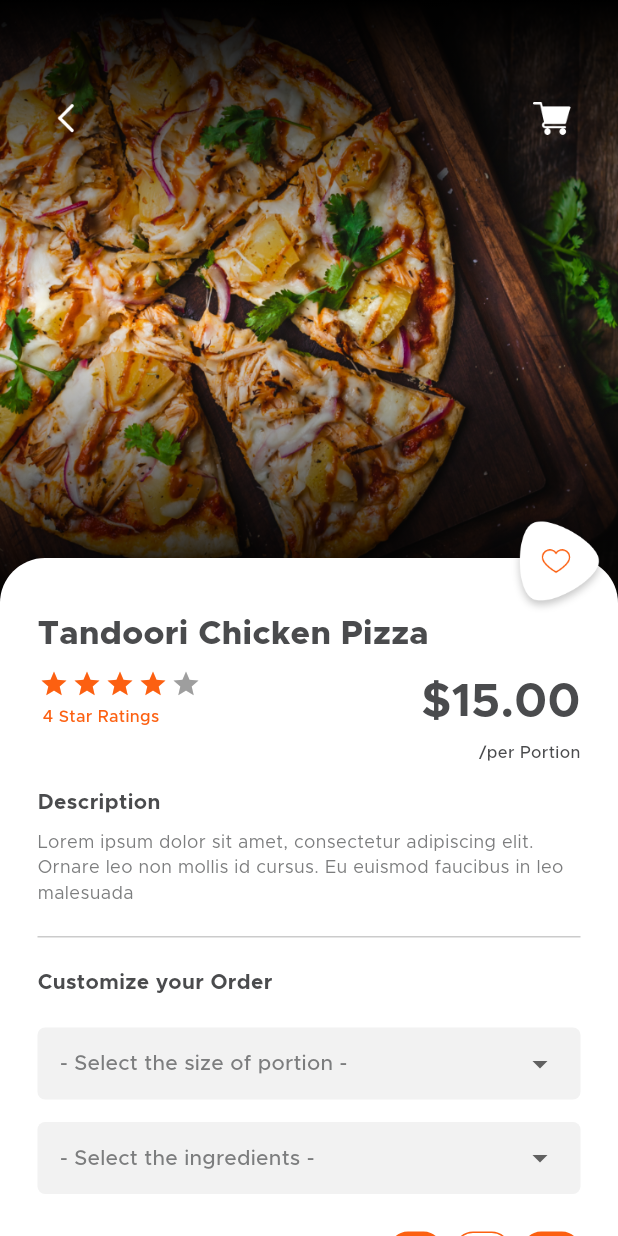
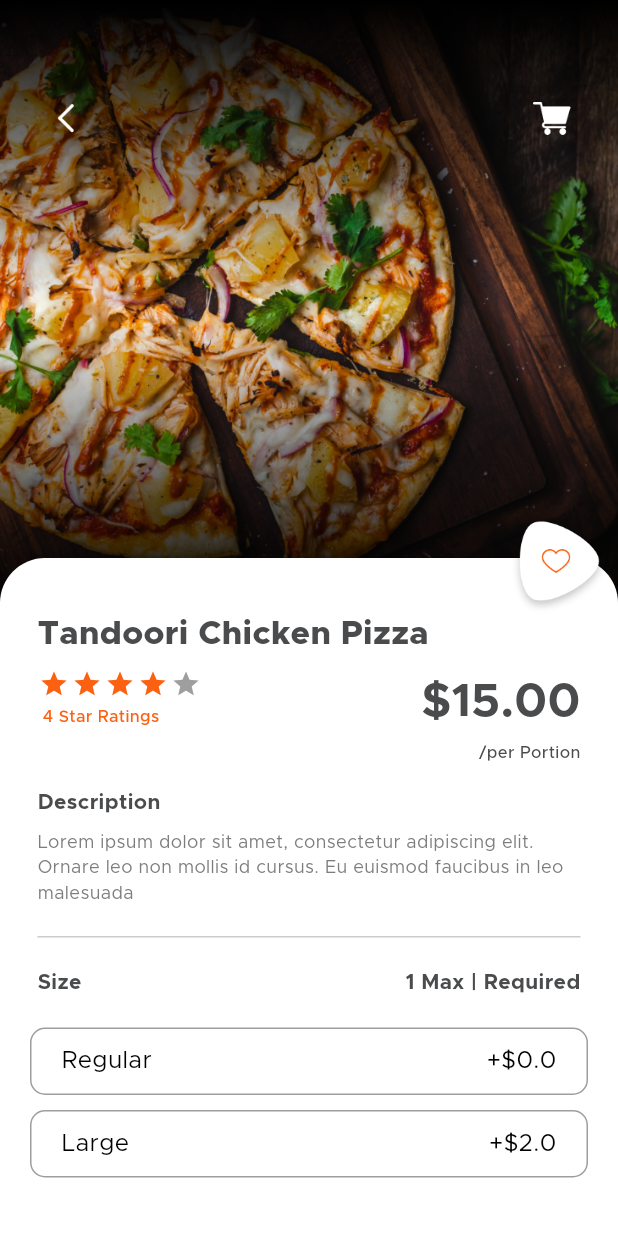
Before and after one commit to Nimeshregmi/food_demo, a Flutter app: the ItemDetailsView screen opened directly, on a phone screen of 412 x 824 dp. Run offline on Flutter 3.47's test engine with Material 3 defaults, Android fonts, the phone set to English and light mode, and no system bars; drawn by our look-alikes of flutter_easyloading, flutter_rating_bar; our stand-ins replace flutter_timezone, get_it, google_maps_flutter, image_picker, shared_preferences; missing offline and left inert: custom_map_markers, otp_pin_field; accounts and stored records are empty.

Commit message:
added size options for items

```diff
--- a/lib/view/home/ProductPopup.dart
+++ b/lib/view/home/ProductPopup.dart
@@ -1,5 +1,7 @@
 import 'package:flutter/material.dart';
 import 'package:food_delivery/view/home/ViewProduct.dart';
+import 'package:food_delivery/view/menu/item_details_page.dart';
+import 'package:food_delivery/view/menu/item_details_view.dart';
 import '../../common_widget/round_textfield.dart';
 
 class ProductPopUp extends StatefulWidget {
@@ -62,7 +64,8 @@ class _ProductPopUpState extends State<ProductPopUp> {
                   });
                 },
               ),
-              const Text('Schedule date and time', style: TextStyle(fontSize: 16)),
+              const Text('Schedule date and time',
+                  style: TextStyle(fontSize: 16)),
             ],
           ),
           if (val2)
@@ -93,7 +96,8 @@ class _ProductPopUpState extends State<ProductPopUp> {
             Navigator.push(
               context,
               MaterialPageRoute(
-                builder: (context) => ProductView(pObj: widget.pObj),
+                // builder: (context) => ProductView(pObj: widget.pObj),
+                builder: (context) => const ItemDetailsView(),
               ),
             );
           },
--- /dev/null
+++ b/lib/view/menu/item_details_page.dart
@@ -0,0 +1,81 @@
+import 'package:flutter/material.dart';
+
+class ItemDetailsPage extends StatefulWidget {
+  @override
+  _ItemDetailsPageState createState() => _ItemDetailsPageState();
+}
+
+class _ItemDetailsPageState extends State<ItemDetailsPage> {
+  String selectedSize = '';
+  Map<String, double> sizePrices = {
+    'Regular': 0.0, // Add your regular size price here
+    'Large': 2.0, // Add your large size price here
+  };
+  String selectedBooster = '';
+
+  Set<String> boosterOptions = {
+    'None', // Add your booster options here
+    'Light',
+    'Extra',
+  };
+  Map<String, double> boosterPrices = {
+    'None': 0.0, // Add your booster price here
+    'Light': 1.0, // Add your booster price here
+    'Extra': 2.0, // Add your booster price here
+  };
+  List<String> extraOptions = [
+    'Extra cheese',
+    'Extra toppings',
+    'Extra sauce',
+  ];
+
+  void _addToCart() {
+    if (selectedSize.isEmpty) {
+      // Show popup if size is not selected
+      showDialog(
+        context: context,
+        builder: (BuildContext context) {
+          return AlertDialog(
+            title: Text('Size not chosen'),
+            content: Text('Please choose a size before adding to cart.'),
+            actions: <Widget>[
+              TextButton(
+                child: Text('OK'),
+                onPressed: () {
+                  Navigator.of(context).pop();
+                },
+              ),
+            ],
+          );
+        },
+      );
+    } else {
+      // Proceed to add item to cart
+      double totalPrice = sizePrices[selectedSize]!;
+      // Add your logic here to handle modification prices
+      print(
+          'Item added to cart with size: $selectedSize, Price: \$$totalPrice');
+    }
+  }
+
+  @override
+  Widget build(BuildContext context) {
+    return Scaffold(
+      appBar: AppBar(
+        title: Text('Item Details'),
+      ),
+      body: Column(
+        crossAxisAlignment: CrossAxisAlignment.start,
+        children: [
+          SizedBox(height: 20),
+          Center(
+            child: ElevatedButton(
+              onPressed: _addToCart,
+              child: Text('Add to Cart'),
+            ),
+          ),
+        ],
+      ),
+    );
+  }
+}
--- a/lib/view/menu/item_details_view.dart
+++ b/lib/view/menu/item_details_view.dart
@@ -16,6 +16,11 @@ class _ItemDetailsViewState extends State<ItemDetailsView> {
   double price = 15;
   int qty = 1;
   bool isFav = false;
+  String selectedSize = '';
+  Map<String, double> sizePrices = {
+    'Regular': 0.0, // Add your regular size price here
+    'Large': 2.0, // Add your large size price here
+  };
 
   @override
   Widget build(BuildContext context) {
@@ -191,185 +196,85 @@ class _ItemDetailsViewState extends State<ItemDetailsView> {
                                 height: 20,
                               ),
                               Padding(
-                                padding:
-                                    const EdgeInsets.symmetric(horizontal: 25),
-                                child: Text(
-                                  "Customize your Order",
+                                  padding: const EdgeInsets.symmetric(
+                                      horizontal: 25),
+                                  child: Row(
+                                    mainAxisAlignment:
+                                        MainAxisAlignment.spaceBetween,
+                                    children: [
+                                      Text(
+                                        "Size",
                                         style: TextStyle(
                                             color: TColor.primaryText,
                                             fontSize: 14,
                                             fontWeight: FontWeight.w700),
                                       ),
-                              ),
-                              const SizedBox(
-                                height: 20,
-                              ),
-                              Padding(
-                                padding:
-                                    const EdgeInsets.symmetric(horizontal: 25),
-                                child: Container(
-                                  padding: const EdgeInsets.symmetric(
-                                      horizontal: 15),
-                                  decoration: BoxDecoration(
-                                      color: TColor.textfield,
-                                      borderRadius: BorderRadius.circular(5)),
-                                  child: DropdownButtonHideUnderline(
-                                    child: DropdownButton(
-                                      isExpanded: true,
-                                      items: ["small", "Big"].map((e) {
-                                        return DropdownMenuItem(
-                                          value: e,
-                                          child: Text(
-                                            e,
-                                            style: TextStyle(
-                                                color: TColor.primaryText,
-                                                fontSize: 14),
-                                          ),
-                                        );
-                                      }).toList(),
-                                      onChanged: (val) {},
-                                      hint: Text(
-                                        "- Select the size of portion -",
-                                        textAlign: TextAlign.center,
-                                        style: TextStyle(
-                                            color: TColor.secondaryText,
-                                            fontSize: 14),
-                                      ),
-                                    ),
-                                  ),
-                                ),
-                              ),
-                              const SizedBox(
-                                height: 15,
-                              ),
-                              Padding(
-                                padding:
-                                    const EdgeInsets.symmetric(horizontal: 25),
-                                child: Container(
-                                  padding: const EdgeInsets.symmetric(
-                                      horizontal: 15),
-                                  decoration: BoxDecoration(
-                                      color: TColor.textfield,
-                                      borderRadius: BorderRadius.circular(5)),
-                                  child: DropdownButtonHideUnderline(
-                                    child: DropdownButton(
-                                      isExpanded: true,
-                                      items: ["small", "Big"].map((e) {
-                                        return DropdownMenuItem(
-                                          value: e,
-                                          child: Text(
-                                            e,
-                                            style: TextStyle(
-                                                color: TColor.primaryText,
-                                                fontSize: 14),
-                                          ),
-                                        );
-                                      }).toList(),
-                                      onChanged: (val) {},
-                                      hint: Text(
-                                        "- Select the ingredients -",
-                                        textAlign: TextAlign.center,
-                                        style: TextStyle(
-                                            color: TColor.secondaryText,
-                                            fontSize: 14),
-                                      ),
-                                    ),
-                                  ),
-                                ),
-                              ),
-                              const SizedBox(
-                                height: 25,
-                              ),
-                              Padding(
-                                padding:
-                                    const EdgeInsets.symmetric(horizontal: 25),
-                                child: Row(
-                                  children: [
                                       Text(
-                                      "Number of Portions",
+                                        "1 Max | Required",
                                         style: TextStyle(
                                             color: TColor.primaryText,
                                             fontSize: 14,
                                             fontWeight: FontWeight.w700),
                                       ),
-                                    const Spacer(),
-                                    InkWell(
+                                    ],
+                                  )),
+                              const SizedBox(
+                                height: 10,
+                              ),
+                              SizedBox(height: 10),
+                              Padding(
+                                padding:
+                                    const EdgeInsets.symmetric(horizontal: 20),
+                                child: Column(
+                                  crossAxisAlignment: CrossAxisAlignment.start,
+                                  children: sizePrices.keys.map((size) {
+                                    return GestureDetector(
                                       onTap: () {
-                                        qty = qty - 1;
-
-                                        if (qty < 1) {
-                                          qty = 1;
-                                        }
-                                        setState(() {});
+                                        setState(() {
+                                          selectedSize = size;
+                                        });
                                       },
                                       child: Container(
-                                        padding: const EdgeInsets.symmetric(
-                                            horizontal: 15),
-                                        height: 25,
-                                        alignment: Alignment.center,
+                                        padding: EdgeInsets.symmetric(
+                                            horizontal: 20, vertical: 10),
+                                        margin: EdgeInsets.only(bottom: 10),
                                         decoration: BoxDecoration(
-                                            color: TColor.primary,
+                                          border: Border.all(
+                                            color: selectedSize == size
+                                                ? Colors.orange
+                                                : Colors.grey,
+                                          ),
                                           borderRadius:
-                                                BorderRadius.circular(12.5)),
-                                        child: Text(
-                                          "-",
+                                              BorderRadius.circular(10),
+                                        ),
+                                        child: Row(
+                                          mainAxisAlignment:
+                                              MainAxisAlignment.spaceBetween,
+                                          children: [
+                                            Text(
+                                              '$size',
                                               style: TextStyle(
-                                              color: TColor.white,
-                                              fontSize: 14,
-                                              fontWeight: FontWeight.w700),
+                                                fontSize: 16,
+                                                color: selectedSize == size
+                                                    ? Colors.orange
+                                                    : Colors.black,
                                               ),
                                             ),
-                                    ),
-                                    const SizedBox(
-                                      width: 8,
-                                    ),
-                                    Container(
-                                      padding: const EdgeInsets.symmetric(
-                                          horizontal: 15),
-                                      height: 25,
-                                      alignment: Alignment.center,
-                                      decoration: BoxDecoration(
-                                          border: Border.all(
-                                            color: TColor.primary,
-                                          ),
-                                          borderRadius:
-                                              BorderRadius.circular(12.5)),
-                                      child: Text(
-                                        qty.toString(),
+                                            SizedBox(width: 10),
+                                            Text(
+                                              '+\$${sizePrices[size]}', // Display size price
                                               style: TextStyle(
-                                            color: TColor.primary,
-                                            fontSize: 14,
-                                            fontWeight: FontWeight.w500),
-                                      ),
-                                    ),
-                                    const SizedBox(
-                                      width: 8,
-                                    ),
-                                    InkWell(
-                                      onTap: () {
-                                        qty = qty + 1;
-
-                                        setState(() {});
-                                      },
-                                      child: Container(
-                                        padding: const EdgeInsets.symmetric(
-                                            horizontal: 15),
-                                        height: 25,
-                                        alignment: Alignment.center,
-                                        decoration: BoxDecoration(
-                                            color: TColor.primary,
-                                            borderRadius:
-                                                BorderRadius.circular(12.5)),
-                                        child: Text(
-                                          "+",
-                                          style: TextStyle(
-                                              color: TColor.white,
-                                              fontSize: 14,
-                                              fontWeight: FontWeight.w700),
-                                        ),
+                                                fontSize: 16,
+                                                color: selectedSize == size
+                                                    ? Colors.orange
+                                                    : Colors.black,
                                               ),
                                             ),
                                           ],
+                                        ),
+                                      ),
+                                    );
+                                  }).toList(),
                                 ),
                               ),
                               SizedBox(
```
Also changed, not shown: pubspec.lock. Lines whose indentation alone changed are shown as unchanged.
